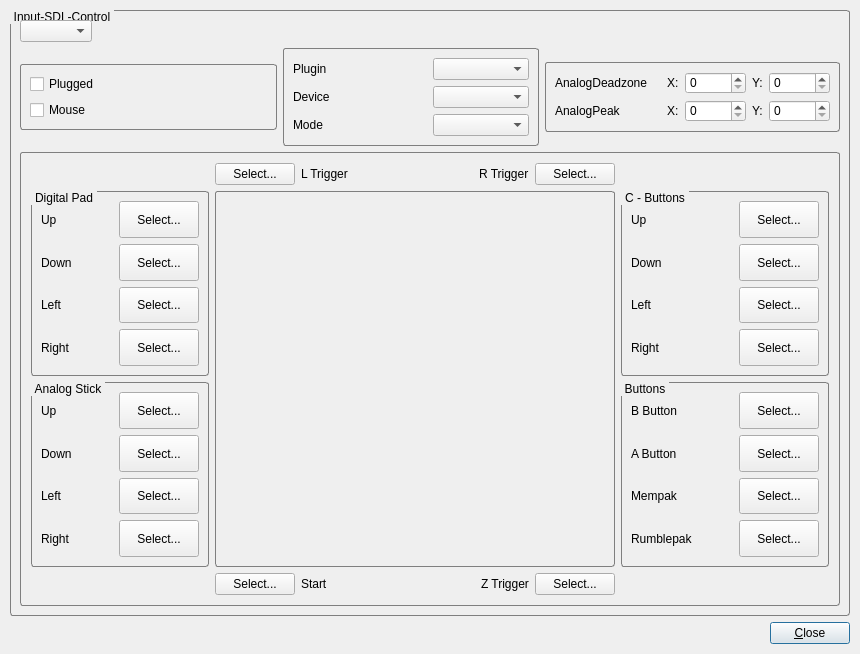
Before: the Qt Designer form src/m64py/ui/input.ui in mupen64plus/mupen64plus-ui-python, drawn with Qt 5.
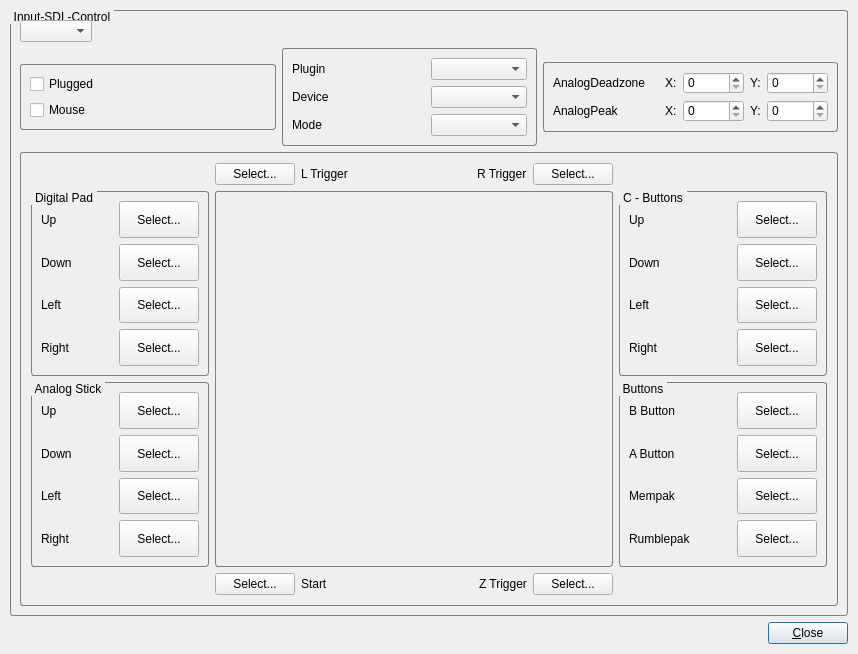
After: the same form once the commit is applied. Icons and pictures are not drawn. Custom widgets are drawn as their Qt base class.

Diff of the .ui file:
```diff
--- a/src/m64py/ui/input.ui
+++ b/src/m64py/ui/input.ui
@@ -6,12 +6,12 @@
    <rect>
     <x>0</x>
     <y>0</y>
-    <width>860</width>
+    <width>858</width>
     <height>654</height>
    </rect>
   </property>
   <property name="sizePolicy">
-   <sizepolicy hsizetype="MinimumExpanding" vsizetype="MinimumExpanding">
+   <sizepolicy hsizetype="Minimum" vsizetype="Minimum">
     <horstretch>0</horstretch>
     <verstretch>0</verstretch>
    </sizepolicy>
```
Left out of the diff: 2 changed lines with no effect on the pictures.
